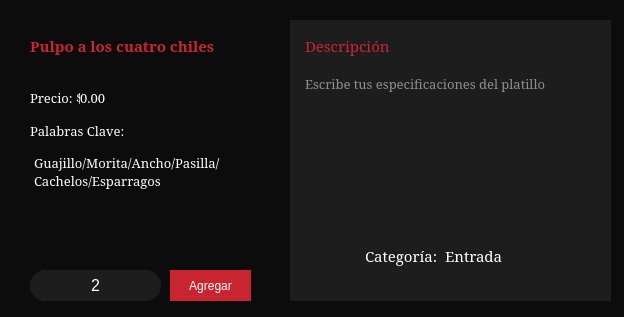
camvaz/restaurante-ihc, file Restaurante/Mesero/confirmacion_comanda.ui: the form before one commit.
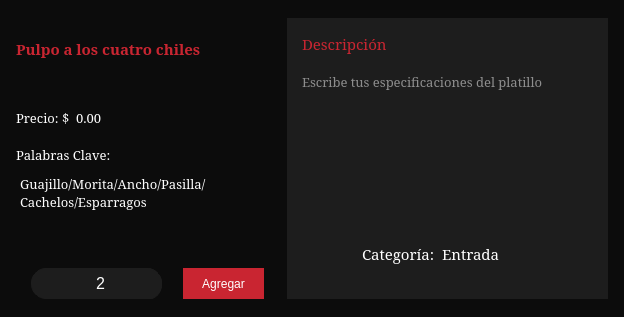
The form after the commit. Icons and pictures are not drawn.

Commit message: Camibios en el layout y corrección del estilo en login

The edit to the form file:
```diff
--- a/Restaurante/Mesero/confirmacion_comanda.ui
+++ b/Restaurante/Mesero/confirmacion_comanda.ui
@@ -16,15 +16,31 @@
   <property name="styleSheet">
    <string notr="true">background-color: #0c0c0c;</string>
   </property>
+  <layout class="QGridLayout" name="gridLayout">
+   <item row="0" column="1">
+    <layout class="QHBoxLayout" name="horizontalLayout_6">
+     <item>
+      <layout class="QVBoxLayout" name="verticalLayout_2">
+       <item>
+        <spacer name="verticalSpacer_3">
+         <property name="orientation">
+          <enum>Qt::Vertical</enum>
+         </property>
+         <property name="sizeType">
+          <enum>QSizePolicy::Ignored</enum>
+         </property>
+         <property name="sizeHint" stdset="0">
+          <size>
+           <width>20</width>
+           <height>16</height>
+          </size>
+         </property>
+        </spacer>
+       </item>
+       <item>
+        <layout class="QHBoxLayout" name="horizontalLayout_4">
+         <item>
   <widget class="QLabel" name="lbl_nombre_Platillo">
-   <property name="geometry">
-    <rect>
-     <x>30</x>
-     <y>30</y>
-     <width>201</width>
-     <height>31</height>
-    </rect>
-   </property>
    <property name="font">
     <font>
      <family>Noto Serif</family>
@@ -43,33 +59,42 @@
     <string>Pulpo a los cuatro chiles</string>
    </property>
   </widget>
-  <widget class="QPushButton" name="btn_aceptar">
-   <property name="geometry">
-    <rect>
-     <x>170</x>
-     <y>270</y>
-     <width>81</width>
-     <height>31</height>
-    </rect>
-   </property>
-   <property name="styleSheet">
-    <string notr="true">border:none;
-color: rgb(255, 255, 255);
-background-color:rgb(201, 37, 49);</string>
-   </property>
-   <property name="text">
-    <string>Agregar</string>
-   </property>
-  </widget>
+         </item>
+         <item>
+          <spacer name="horizontalSpacer_5">
+           <property name="orientation">
+            <enum>Qt::Horizontal</enum>
+           </property>
+           <property name="sizeHint" stdset="0">
+            <size>
+             <width>40</width>
+             <height>20</height>
+            </size>
+           </property>
+          </spacer>
+         </item>
+        </layout>
+       </item>
+       <item>
+        <spacer name="verticalSpacer">
+         <property name="orientation">
+          <enum>Qt::Vertical</enum>
+         </property>
+         <property name="sizeType">
+          <enum>QSizePolicy::Preferred</enum>
+         </property>
+         <property name="sizeHint" stdset="0">
+          <size>
+           <width>20</width>
+           <height>20</height>
+          </size>
+         </property>
+        </spacer>
+       </item>
+       <item>
+        <layout class="QHBoxLayout" name="horizontalLayout_2">
+         <item>
   <widget class="QLabel" name="label">
-   <property name="geometry">
-    <rect>
-     <x>30</x>
-     <y>90</y>
-     <width>61</width>
-     <height>16</height>
-    </rect>
-   </property>
    <property name="font">
     <font>
      <family>Noto Serif</family>
@@ -84,15 +109,9 @@
     <string>Precio: $</string>
    </property>
   </widget>
+         </item>
+         <item>
   <widget class="QLabel" name="lbl_precio">
-   <property name="geometry">
-    <rect>
-     <x>80</x>
-     <y>90</y>
-     <width>47</width>
-     <height>16</height>
-    </rect>
-   </property>
    <property name="font">
     <font>
      <family>Noto Serif</family>
@@ -107,14 +126,33 @@
     <string>0.00</string>
    </property>
   </widget>
+         </item>
+         <item>
+          <spacer name="horizontalSpacer_3">
+           <property name="orientation">
+            <enum>Qt::Horizontal</enum>
+           </property>
+           <property name="sizeHint" stdset="0">
+            <size>
+             <width>40</width>
+             <height>20</height>
+            </size>
+           </property>
+          </spacer>
+         </item>
+        </layout>
+       </item>
+       <item>
+        <layout class="QVBoxLayout" name="verticalLayout">
+         <item>
+          <layout class="QHBoxLayout" name="horizontalLayout_3">
+           <item>
   <widget class="QLabel" name="label_3">
-   <property name="geometry">
-    <rect>
-     <x>30</x>
-     <y>120</y>
-     <width>101</width>
-     <height>21</height>
-    </rect>
+             <property name="sizePolicy">
+              <sizepolicy hsizetype="Preferred" vsizetype="Fixed">
+               <horstretch>0</horstretch>
+               <verstretch>0</verstretch>
+              </sizepolicy>
    </property>
    <property name="font">
     <font>
@@ -130,14 +168,35 @@
     <string>Palabras Clave:</string>
    </property>
   </widget>
+           </item>
+           <item>
+            <spacer name="horizontalSpacer_4">
+             <property name="orientation">
+              <enum>Qt::Horizontal</enum>
+             </property>
+             <property name="sizeHint" stdset="0">
+              <size>
+               <width>40</width>
+               <height>20</height>
+              </size>
+             </property>
+            </spacer>
+           </item>
+          </layout>
+         </item>
+         <item>
   <widget class="QPlainTextEdit" name="txt_ingredientes">
-   <property name="geometry">
-    <rect>
-     <x>30</x>
-     <y>150</y>
+           <property name="minimumSize">
+            <size>
      <width>221</width>
      <height>71</height>
-    </rect>
+            </size>
+           </property>
+           <property name="maximumSize">
+            <size>
+             <width>251</width>
+             <height>71</height>
+            </size>
    </property>
    <property name="font">
     <font>
@@ -158,14 +217,40 @@
 </string>
    </property>
   </widget>
+         </item>
+        </layout>
+       </item>
+       <item>
+        <spacer name="verticalSpacer_2">
+         <property name="orientation">
+          <enum>Qt::Vertical</enum>
+         </property>
+         <property name="sizeType">
+          <enum>QSizePolicy::Preferred</enum>
+         </property>
+         <property name="sizeHint" stdset="0">
+          <size>
+           <width>20</width>
+           <height>20</height>
+          </size>
+         </property>
+        </spacer>
+       </item>
+       <item>
+        <layout class="QHBoxLayout" name="horizontalLayout_5">
+         <item>
   <widget class="QFrame" name="frame_2">
-   <property name="geometry">
-    <rect>
-     <x>30</x>
-     <y>270</y>
+           <property name="minimumSize">
+            <size>
      <width>131</width>
      <height>31</height>
-    </rect>
+            </size>
+           </property>
+           <property name="maximumSize">
+            <size>
+             <width>131</width>
+             <height>31</height>
+            </size>
    </property>
    <property name="styleSheet">
     <string notr="true">border: 1px solid #1d1d1d;
@@ -184,8 +269,8 @@
      <rect>
       <x>10</x>
       <y>0</y>
-      <width>111</width>
-      <height>31</height>
+              <width>121</width>
+              <height>32</height>
      </rect>
     </property>
     <layout class="QHBoxLayout" name="horizontalLayout">
@@ -322,14 +407,64 @@
     <zorder>btn_mas</zorder>
    </widget>
   </widget>
+         </item>
+         <item>
+          <widget class="QPushButton" name="btn_aceptar">
+           <property name="minimumSize">
+            <size>
+             <width>81</width>
+             <height>31</height>
+            </size>
+           </property>
+           <property name="maximumSize">
+            <size>
+             <width>81</width>
+             <height>31</height>
+            </size>
+           </property>
+           <property name="styleSheet">
+            <string notr="true">border:none;
+color: rgb(255, 255, 255);
+background-color:rgb(201, 37, 49);</string>
+           </property>
+           <property name="text">
+            <string>Agregar</string>
+           </property>
+          </widget>
+         </item>
+        </layout>
+       </item>
+       <item>
+        <spacer name="verticalSpacer_4">
+         <property name="orientation">
+          <enum>Qt::Vertical</enum>
+         </property>
+         <property name="sizeType">
+          <enum>QSizePolicy::Fixed</enum>
+         </property>
+         <property name="sizeHint" stdset="0">
+          <size>
+           <width>20</width>
+           <height>7</height>
+          </size>
+         </property>
+        </spacer>
+       </item>
+      </layout>
+     </item>
+     <item>
   <widget class="QFrame" name="frame">
-   <property name="geometry">
-    <rect>
-     <x>290</x>
-     <y>20</y>
+       <property name="minimumSize">
+        <size>
      <width>321</width>
      <height>281</height>
-    </rect>
+        </size>
+       </property>
+       <property name="maximumSize">
+        <size>
+         <width>321</width>
+         <height>281</height>
+        </size>
    </property>
    <property name="styleSheet">
     <string notr="true">border: 1px solid #1d1d1d;
@@ -454,6 +589,42 @@
     </property>
    </widget>
   </widget>
+     </item>
+    </layout>
+   </item>
+   <item row="0" column="0">
+    <spacer name="horizontalSpacer_6">
+     <property name="orientation">
+      <enum>Qt::Horizontal</enum>
+     </property>
+     <property name="sizeType">
+      <enum>QSizePolicy::Fixed</enum>
+     </property>
+     <property name="sizeHint" stdset="0">
+      <size>
+       <width>5</width>
+       <height>20</height>
+      </size>
+     </property>
+    </spacer>
+   </item>
+   <item row="0" column="2">
+    <spacer name="horizontalSpacer_7">
+     <property name="orientation">
+      <enum>Qt::Horizontal</enum>
+     </property>
+     <property name="sizeType">
+      <enum>QSizePolicy::Fixed</enum>
+     </property>
+     <property name="sizeHint" stdset="0">
+      <size>
+       <width>5</width>
+       <height>20</height>
+      </size>
+     </property>
+    </spacer>
+   </item>
+  </layout>
  </widget>
  <resources/>
  <connections/>
```
Lines whose indentation alone changed are shown as unchanged. The commit also changes 5 other files.
